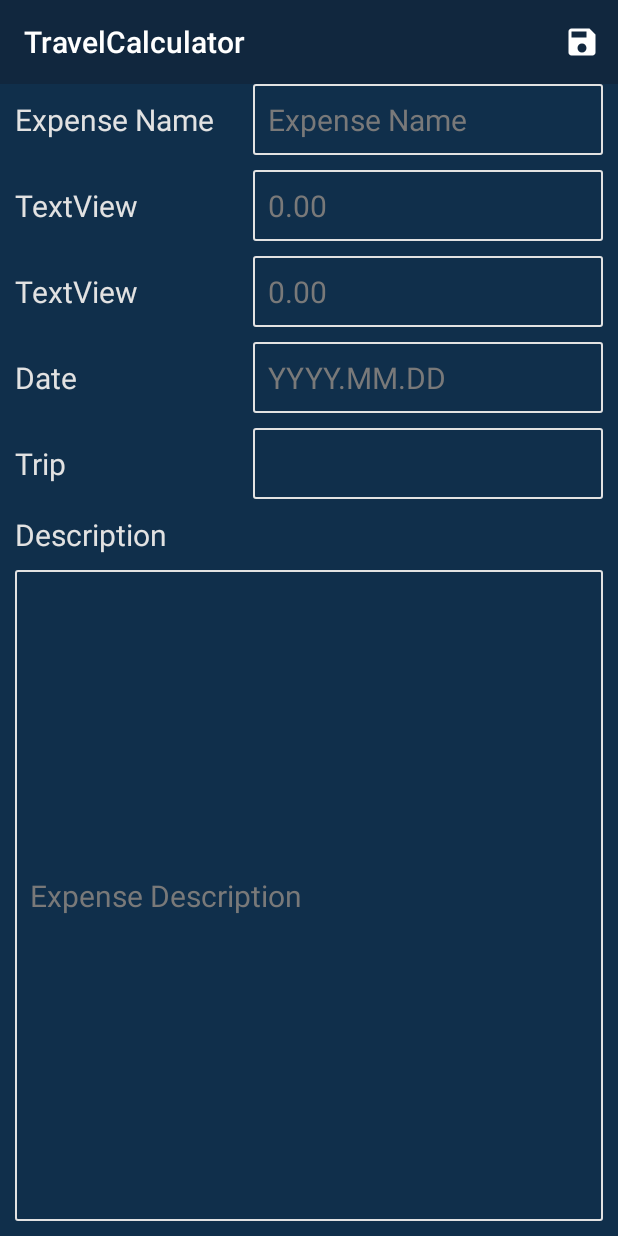
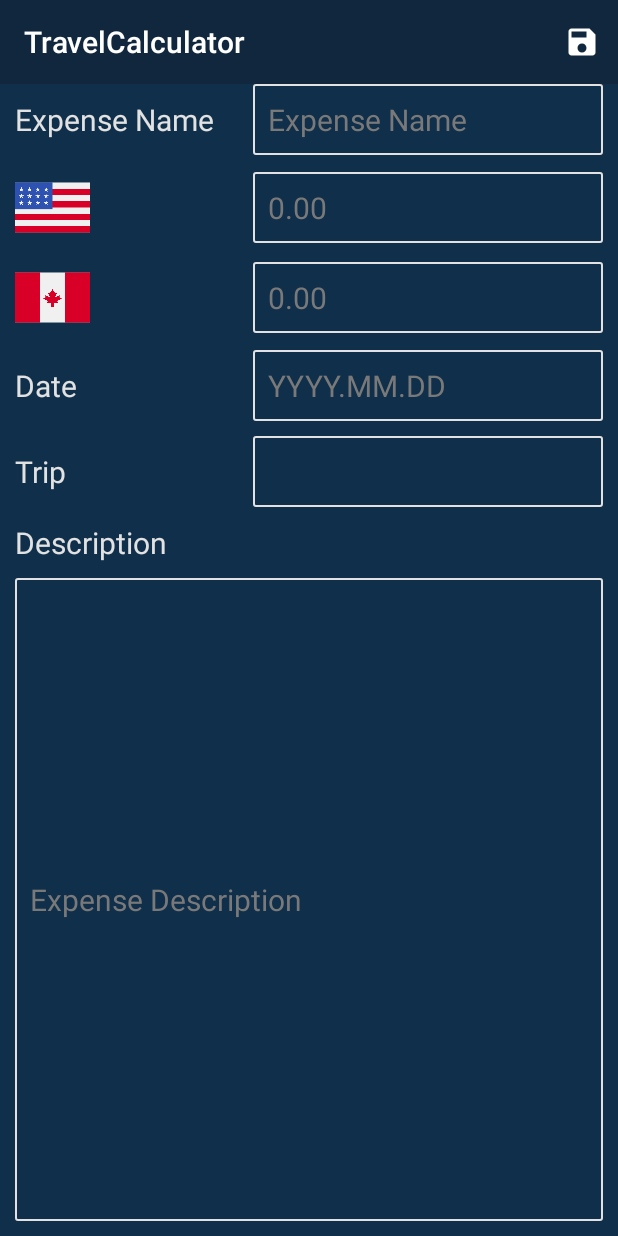
Before and after one commit to Yude-Li/2020LaSalleAndroid, an Android app: the ExpenseRecordEditActivity screen opened directly, with no data from a screen before it, on a phone screen of 412 x 824 dp. Run offline under Robolectric (Android 15) with nearby library versions, the phone set to English and light mode, and no system bars.

Commit message:
Review spend & converted currency from TextView to ImageView
1. Revise name
   firstcurrency -> spendamount
   secondcurrency -> convertedamount
2. Revise widget
    TextView to ImageView which inserts the flag icon
3. Revise the UI design

```diff
--- a/TravelCalculator/app/src/main/res/layout/expense_record_layout.xml
+++ b/TravelCalculator/app/src/main/res/layout/expense_record_layout.xml
@@ -42,52 +42,56 @@
         android:layout_marginRight="10dp"
         />
 
-    <TextView
-        android:id="@+id/expenserecord_textview_firstcurrency"
-        style="@style/FieldTitle"
-        android:layout_width="wrap_content"
-        android:layout_height="wrap_content"
-        android:layout_marginTop="30dp"
-        android:text="TextView"
+    <ImageView
+        android:id="@+id/expenserecord_imageview_spendamount"
+        style="@style/MyCalculatorDisplayIcon"
+        android:layout_width="50dp"
+        android:layout_height="50dp"
+        app:srcCompat="@drawable/flag_us"
+        android:scaleType="fitXY"
+        android:padding="0dp"
+        android:layout_marginTop="20dp"
         app:layout_constraintTop_toBottomOf="@id/expenserecord_textview_expensename"
         app:layout_constraintStart_toStartOf="@id/expenserecord_textview_expensename"
         />
 
     <EditText
-        android:id="@+id/expenserecord_edittext_firstcurrency"
+        android:id="@+id/expenserecord_edittext_spendamount"
         style="@style/SearchBarText"
         android:layout_width="wrap_content"
         android:layout_height="wrap_content"
         android:ems="10"
         android:hint="@string/currency"
         android:inputType="numberDecimal"
-        app:layout_constraintTop_toTopOf="@id/expenserecord_textview_firstcurrency"
-        app:layout_constraintBottom_toBottomOf="@id/expenserecord_textview_firstcurrency"
+        app:layout_constraintTop_toTopOf="@id/expenserecord_imageview_spendamount"
+        app:layout_constraintBottom_toBottomOf="@id/expenserecord_imageview_spendamount"
         app:layout_constraintStart_toStartOf="@id/expenserecord_edittext_expensename"
         />
 
-    <TextView
-        android:id="@+id/expenserecord_textview_secondcurrency"
-        style="@style/FieldTitle"
-        android:layout_width="wrap_content"
-        android:layout_height="wrap_content"
-        android:layout_marginTop="30dp"
-        android:text="TextView"
-        app:layout_constraintTop_toBottomOf="@id/expenserecord_textview_firstcurrency"
-        app:layout_constraintStart_toStartOf="@id/expenserecord_textview_firstcurrency"
+    <ImageView
+        android:id="@+id/expenserecord_textview_convertedamount"
+        style="@style/MyCalculatorDisplayIcon"
+        android:layout_width="50dp"
+        android:layout_height="50dp"
+        app:srcCompat="@drawable/flag_ca"
+        android:scaleType="fitXY"
+        android:padding="0dp"
+        android:layout_marginTop="10dp"
+        app:layout_constraintTop_toBottomOf="@id/expenserecord_imageview_spendamount"
+        app:layout_constraintStart_toStartOf="@id/expenserecord_imageview_spendamount"
         />
 
     <EditText
-        android:id="@+id/expenserecord_edittext_secondcurrency"
+        android:id="@+id/expenserecord_edittext_convertedamount"
         style="@style/SearchBarText"
         android:layout_width="wrap_content"
         android:layout_height="wrap_content"
         android:ems="10"
         android:hint="@string/currency"
         android:inputType="numberDecimal"
-        app:layout_constraintTop_toTopOf="@id/expenserecord_textview_secondcurrency"
-        app:layout_constraintBottom_toBottomOf="@id/expenserecord_textview_secondcurrency"
-        app:layout_constraintStart_toStartOf="@id/expenserecord_edittext_firstcurrency"
+        app:layout_constraintTop_toTopOf="@id/expenserecord_textview_convertedamount"
+        app:layout_constraintBottom_toBottomOf="@id/expenserecord_textview_convertedamount"
+        app:layout_constraintStart_toStartOf="@id/expenserecord_edittext_spendamount"
         />
 
     <TextView
@@ -95,10 +99,10 @@
         style="@style/FieldTitle"
         android:layout_width="wrap_content"
         android:layout_height="wrap_content"
-        android:layout_marginTop="30dp"
+        android:layout_marginTop="20dp"
         android:text="@string/date_title"
-        app:layout_constraintTop_toBottomOf="@id/expenserecord_textview_secondcurrency"
-        app:layout_constraintStart_toStartOf="@id/expenserecord_textview_secondcurrency"
+        app:layout_constraintTop_toBottomOf="@id/expenserecord_textview_convertedamount"
+        app:layout_constraintStart_toStartOf="@id/expenserecord_textview_convertedamount"
         />
 
     <EditText
@@ -111,7 +115,7 @@
         android:inputType="date"
         app:layout_constraintTop_toTopOf="@id/expenserecord_textview_date"
         app:layout_constraintBottom_toBottomOf="@id/expenserecord_textview_date"
-        app:layout_constraintStart_toStartOf="@id/expenserecord_edittext_secondcurrency"
+        app:layout_constraintStart_toStartOf="@id/expenserecord_edittext_convertedamount"
         />
 
     <TextView
```
